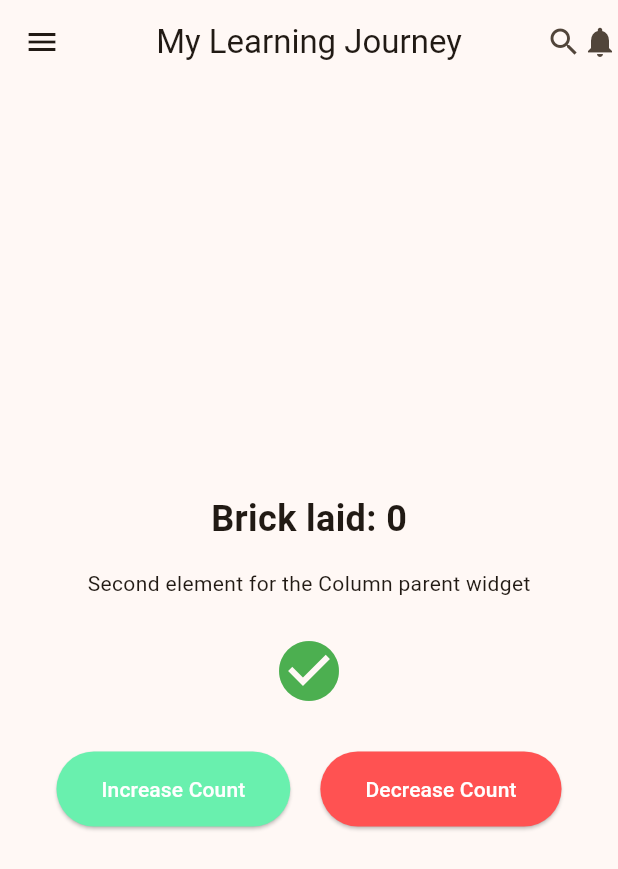
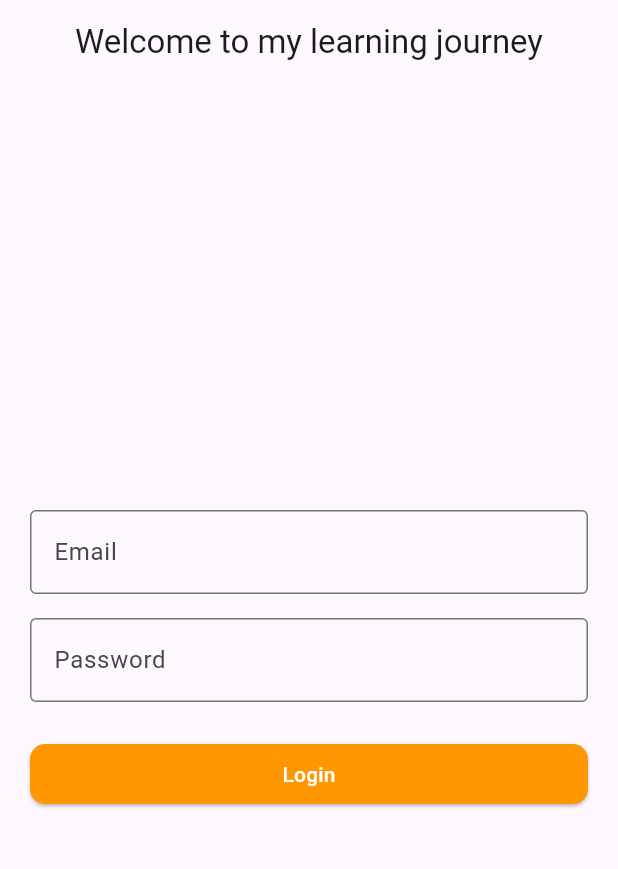
Before and after one commit to sudo-melanin/flutter_learning_journey, a Flutter app: the screen it shows after launch, on a phone screen of 412 x 824 dp. Shown: the top 869 px of the screen. Run offline on Flutter 3.47's test engine with Material 3 defaults, Android fonts, the light colour scheme and no system bars.

Commit message:
Implemented a multi-screen architecture and login naigation
Refactor: main.dart, added login_screen.dart with TextEditingControllers for user input, implemented navigator.push for screen transitions, and moved the counter app to brick_app.dart

```diff
--- a/lib/main.dart
+++ b/lib/main.dart
@@ -1,94 +1,20 @@
 import 'package:flutter/material.dart';
+import 'screens/login_screen.dart';
 
 void main() {
-  runApp(const MyLearningApp());
+  runApp(const MyMainEntry());
 }
 
-class MyLearningApp extends StatefulWidget {
-  const MyLearningApp({super.key});
+class MyMainEntry extends StatelessWidget{
+  const MyMainEntry({super.key});
 
-  @override
-  State<MyLearningApp> createState() => _MyLearningAppState();
-}
-
-class _MyLearningAppState extends State<MyLearningApp> {
-  int _brickCount = 0;
   @override
   Widget build(BuildContext context) {
     return MaterialApp(
       title: "Flutter Learning Journey",
       debugShowCheckedModeBanner: false,
-      theme: ThemeData(
-        useMaterial3: true,
-        colorSchemeSeed: Colors.orange,
-        brightness: Brightness.light,
-      ),
-      home: Scaffold(
-        appBar: AppBar(
-          leading: const Icon(Icons.menu),
-          title: const Text("My Learning Journey"),
-          centerTitle: true,
-          actions: const [
-            Icon(Icons.search),
-            Icon(Icons.notifications),
-          ],
-        ),
-        // FIXED: Wrapped Column in Center to fix horizontal alignment
-        body: Center(
-          child: Column(
-            mainAxisAlignment: MainAxisAlignment.center,
-            children:  [
-              Text(
-                "Brick laid: $_brickCount",
-                style: TextStyle(fontSize: 24, fontWeight: FontWeight.bold),
-              ),
-              // SPACING BRICK: 16 pixels of height
-              const SizedBox(height: 16),
-              const Text("Second element for the Column parent widget"),
-              // SPACING BRICK: 24 pixels of height
-              const SizedBox(height: 24),
-              const Icon(Icons.check_circle, color: Colors.green, size: 48),
-              const SizedBox(height: 30),
-              Row(
-                mainAxisAlignment: MainAxisAlignment.center,
-                children: [
-                  ElevatedButton(
-                    onPressed: (){
-                      setState(() {
-                      _brickCount++; // Increment the brick count when the button is pressed
-                     });
-                    print("current count increased: $_brickCount");
-                    },
-                    style: ElevatedButton.styleFrom(
-                      backgroundColor: Colors.greenAccent, // Set background color to blue accent
-                      foregroundColor: Colors.white, // Set text color to white
-                      padding: const EdgeInsets.symmetric(horizontal: 30, vertical: 15), // Add padding for better appearance
-                    ),
-                    child: Text("Increase Count"),
-                  ),
-                  const SizedBox(width: 20),
-                  ElevatedButton(
-                    onPressed: (){
-                      if (_brickCount > 0) { // Ensure the count does not go negative}
-                      setState(() {
-                          _brickCount--; // Decrement the brick count when the button is pressed
-                      });
-                      }
-                      print("Brick count decreased: $_brickCount");
-                    },
-                    style: ElevatedButton.styleFrom(
-                      backgroundColor: Colors.redAccent, // Set background color to red accent
-                      foregroundColor: Colors.white, // Set text color to white
-                      padding: const EdgeInsets.symmetric(horizontal: 30, vertical: 15), // Add padding for better appearance
-                    ),
-                    child: Text("Decrease Count"),
-                  )
-                ],
-              )
-            ],
-          ),
-        ),
-      ),
+      theme: ThemeData(primarySwatch: Colors.orange),
+      home: const LoginScreen(),
     );
-  }
 }
+}
--- /dev/null
+++ b/lib/screens/login_screen.dart
@@ -0,0 +1,78 @@
+import 'package:flutter/material.dart';
+import 'brick_app.dart';
+
+class LoginScreen extends StatefulWidget {
+  const LoginScreen({super.key});
+
+  @override
+  State<LoginScreen> createState() => _LoginScreenState();
+}
+
+class _LoginScreenState extends State<LoginScreen>{
+
+  final TextEditingController _emailController = TextEditingController();
+  final TextEditingController _passwordController = TextEditingController();
+
+  @override
+  void dispose() {
+    _emailController.dispose();
+    _passwordController.dispose();
+    super.dispose();
+  }
+
+  @override
+  Widget build(BuildContext context) {
+    return Scaffold(
+      appBar: AppBar(
+        title: const Text("Welcome to my learning journey"),
+        centerTitle: true,
+      ),
+      body: Padding(
+        padding: EdgeInsets.all(20.0),
+        child: Column(
+          mainAxisAlignment: MainAxisAlignment.center,
+          children: [
+            TextField(
+              controller: _emailController,
+              decoration: const InputDecoration(
+                labelText: "Email",
+                border: OutlineInputBorder(),
+              )
+            ),
+            const SizedBox(height: 16),
+            TextField(
+              controller: _passwordController,
+              decoration: const InputDecoration(
+                labelText: "Password",
+                border: OutlineInputBorder(),
+              ),
+              obscureText: true,
+            ),
+            const SizedBox(height: 24),
+            SizedBox(
+              width: double.infinity,
+              child: ElevatedButton(
+                onPressed: (){
+                  print("Login in........");
+                  Navigator.push(
+                    context,
+                    MaterialPageRoute(
+                      builder: (context) => const MyLearningApp(),
+                  ),
+                  );
+                },
+                style: ElevatedButton.styleFrom(
+                  backgroundColor: Colors.orange,
+                  foregroundColor: Colors.white,
+                  shape: RoundedRectangleBorder(
+                    borderRadius: BorderRadius.circular(10))
+                ),
+                 child: const Text("Login"),
+              ),
+            )
+          ]
+        )
+      )
+    );
+  }
+}
```
Also changed, not shown: lib/screens/brick_app.dart (added, +90 -0 lines), 1 other file.
